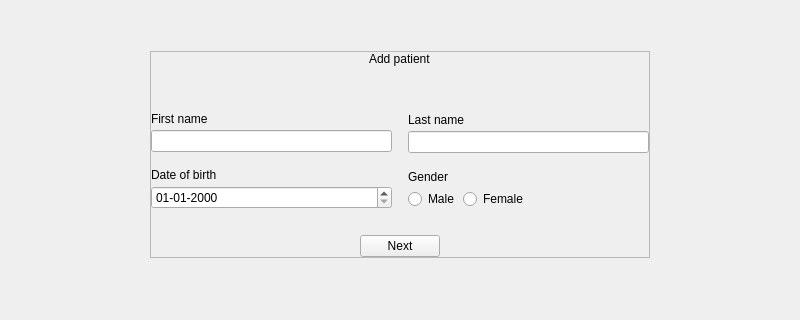
Qt form skin application/skinApplication/src/views/ui/ui_upsert_patient.ui (AgustinCartaya/SkinApplication) before a commit; both pictures show x 0 to 800 and y 136 to 456 of the 800 by 600 pixel window.
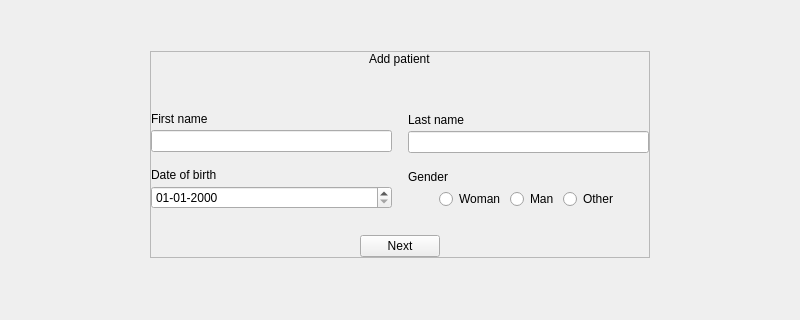
The same form after that commit. Custom widgets are drawn as their Qt base class.

The edit to the form file:
```diff
--- a/skin application/skinApplication/src/views/ui/ui_upsert_patient.ui
+++ b/skin application/skinApplication/src/views/ui/ui_upsert_patient.ui
@@ -120,7 +120,7 @@
        </spacer>
       </item>
       <item>
-       <layout class="QHBoxLayout" name="ly_inputs">
+       <layout class="QHBoxLayout" name="ly_inputs" stretch="1,1">
         <property name="spacing">
          <number>16</number>
         </property>
@@ -192,7 +192,7 @@
          </layout>
         </item>
         <item>
-         <layout class="QVBoxLayout" name="ly_right_side">
+         <layout class="QVBoxLayout" name="ly_right_side" stretch="1,1">
           <property name="spacing">
            <number>16</number>
           </property>
@@ -231,16 +231,36 @@
             <item>
              <layout class="QHBoxLayout" name="ly_gender_rb">
               <item>
-               <widget class="QRadioButton" name="i_gender_m">
-                <property name="text">
-                 <string>Male</string>
+               <spacer name="horizontalSpacer_3">
+                <property name="orientation">
+                 <enum>Qt::Horizontal</enum>
                 </property>
-               </widget>
+                <property name="sizeHint" stdset="0">
+                 <size>
+                  <width>40</width>
+                  <height>20</height>
+                 </size>
+                </property>
+               </spacer>
               </item>
               <item>
                <widget class="QRadioButton" name="i_gender_f">
                 <property name="text">
-                 <string>Female</string>
+                 <string>Woman</string>
+                </property>
+               </widget>
+              </item>
+              <item>
+               <widget class="QRadioButton" name="i_gender_m">
+                <property name="text">
+                 <string>Man</string>
+                </property>
+               </widget>
+              </item>
+              <item>
+               <widget class="QRadioButton" name="i_gender_o">
+                <property name="text">
+                 <string>Other</string>
                 </property>
                </widget>
               </item>
```
Left out of the diff: 4 changed lines with no effect on the pictures.
